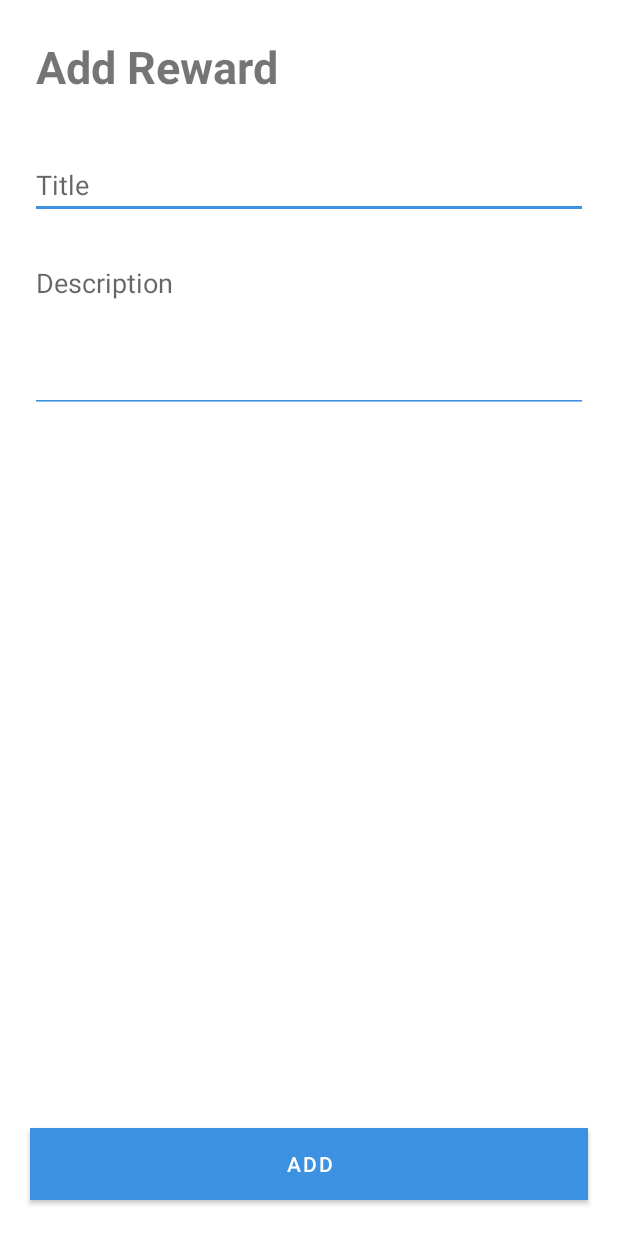
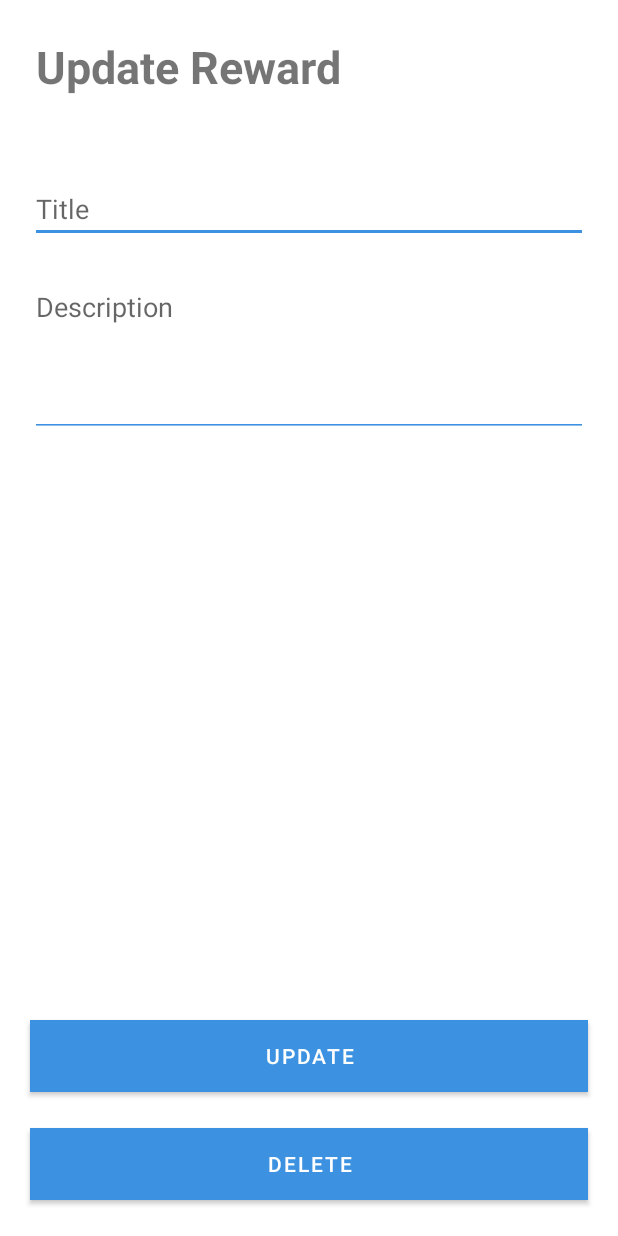
Before and after one commit to azharaiz/FocusList, an Android app: the layout fragment_reward_update.xml on its own in the app's theme, with its tools: preview values and no code run, on a phone screen of 412 x 824 dp. Run offline under Robolectric (Android 15) with nearby library versions, the phone set to English and light mode, and no system bars.

Commit message:
Feature Update Reward

```diff
--- a/app/src/main/res/layout/fragment_reward_item.xml
+++ b/app/src/main/res/layout/fragment_reward_item.xml
@@ -5,6 +5,7 @@
     android:layout_height="wrap_content">
 
     <androidx.cardview.widget.CardView
+        android:id="@+id/rewardItemCard"
         android:layout_width="match_parent"
         android:layout_height="wrap_content"
         android:layout_margin="10dp"
--- a/app/src/main/res/layout/fragment_reward_add.xml
+++ b/app/src/main/res/layout/fragment_reward_update.xml
@@ -4,15 +4,15 @@
     xmlns:tools="http://schemas.android.com/tools"
     android:layout_width="match_parent"
     android:layout_height="match_parent"
-    tools:context=".fragments.RewardAddFragment">
+    tools:context=".fragments.RewardUpdateFragment">
 
     <TextView
-        android:id="@+id/rewardAddTitle"
+        android:id="@+id/rewardUpdateTitle"
         android:layout_width="wrap_content"
         android:layout_height="wrap_content"
         android:layout_marginStart="24dp"
         android:layout_marginTop="24dp"
-        android:text="@string/add_reward"
+        android:text="@string/reward_update"
         android:textSize="30sp"
         android:textStyle="bold"
         app:layout_constraintStart_toStartOf="parent"
@@ -21,13 +21,13 @@
     <LinearLayout
         android:layout_width="match_parent"
         android:layout_height="0dp"
-        android:layout_marginTop="16dp"
+        android:layout_marginTop="32dp"
         android:orientation="vertical"
         android:padding="20dp"
-        app:layout_constraintTop_toBottomOf="@+id/rewardAddTitle">
+        app:layout_constraintTop_toBottomOf="@+id/rewardUpdateTitle">
 
         <EditText
-            android:id="@+id/inputRewardTitle"
+            android:id="@+id/inputRewardUpdateTitle"
             android:layout_width="match_parent"
             android:layout_height="wrap_content"
             android:layout_marginBottom="20dp"
@@ -38,7 +38,7 @@
             android:inputType="textPersonName" />
 
         <EditText
-            android:id="@+id/inputRewardDescription"
+            android:id="@+id/inputRewardUpdateDescription"
             android:layout_width="match_parent"
             android:layout_height="wrap_content"
             android:autofillHints="Description"
@@ -52,13 +52,27 @@
     </LinearLayout>
 
     <Button
-        android:id="@+id/btnAddReward"
+        android:id="@+id/btnUpdateReward"
         android:layout_width="match_parent"
         android:layout_height="wrap_content"
         android:layout_marginHorizontal="20dp"
         android:layout_marginBottom="24dp"
         android:background="@drawable/button_default"
-        android:text="@string/add"
+        android:text="@string/update"
+        android:textColor="@color/white"
+        app:layout_constraintBottom_toTopOf="@+id/btnDeleteReward"
+        app:layout_constraintEnd_toEndOf="parent"
+        app:layout_constraintHorizontal_bias="0.5"
+        app:layout_constraintStart_toStartOf="parent" />
+
+    <Button
+        android:id="@+id/btnDeleteReward"
+        android:layout_width="match_parent"
+        android:layout_height="wrap_content"
+        android:layout_marginHorizontal="20dp"
+        android:layout_marginBottom="24dp"
+        android:background="@drawable/button_danger"
+        android:text="@string/delete"
         android:textColor="@color/white"
         app:layout_constraintBottom_toBottomOf="parent"
         app:layout_constraintEnd_toEndOf="parent"
--- a/app/src/main/res/values/strings.xml
+++ b/app/src/main/res/values/strings.xml
@@ -26,7 +26,8 @@
     <string name="resume">Resume</string>
     <string name="timer_log">Timer Log</string>
     <string name="status">Status</string>
-    <string name="add_reward">Add Reward</string>
+    <string name="reward_add">Add Reward</string>
     <string name="title">Title</string>
     <string name="description">Description</string>
+    <string name="reward_update">Update Reward</string>
 </resources>
```
Also changed, not shown: app/src/main/java/id/ac/ui/cs/mobileprogramming/azharaiz/focuslist/adapters/RewardViewAdapter.kt (+10 -0 lines), app/src/main/java/id/ac/ui/cs/mobileprogramming/azharaiz/focuslist/fragments/RewardUpdateFragment.kt (added, +76 -0 lines), app/src/main/res/navigation/focus_list_nav.xml (+17 -0 lines), 1 other file.
